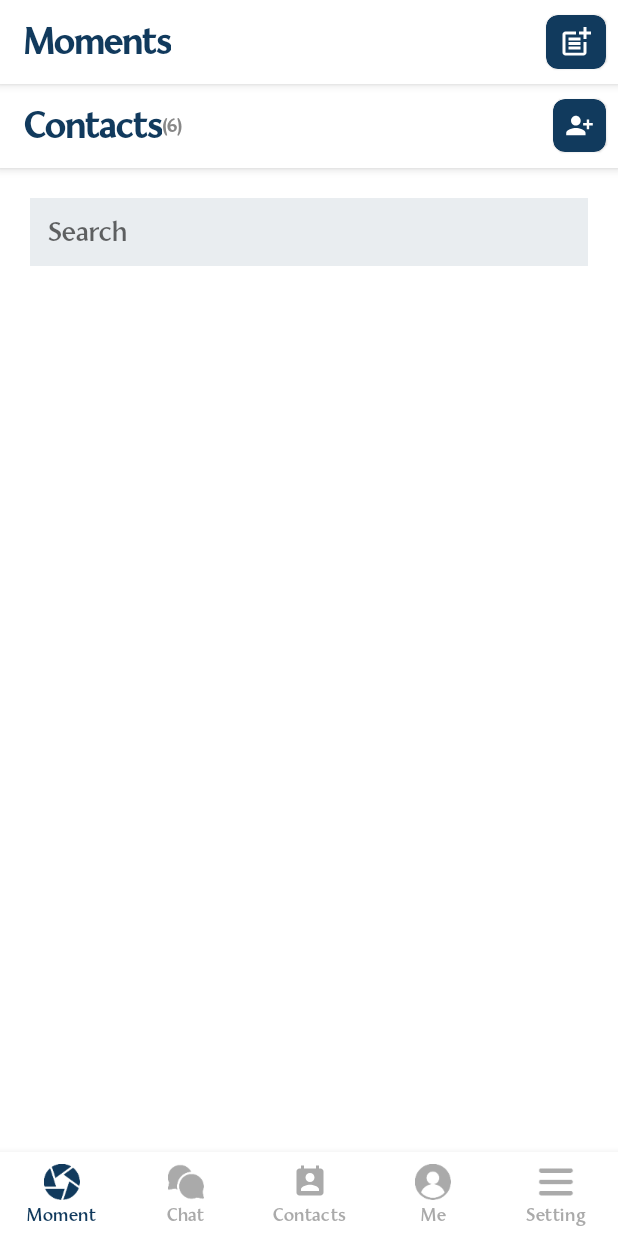
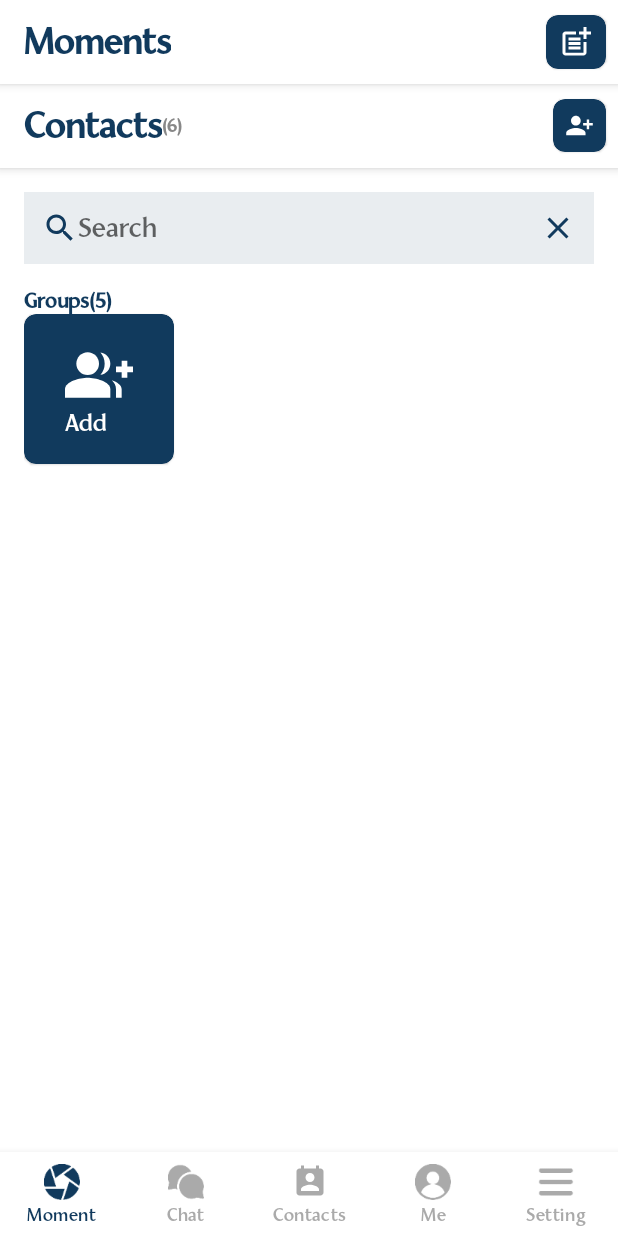
Before and after one commit to thuthumg/WeChatApp, an Android app: the fragment ContactsFragment placed in its activity, on a phone screen of 412 x 824 dp. Run offline under Robolectric (Android 15) with nearby library versions, the phone set to English and light mode, and no system bars; 1 statement that could not run was skipped.

Commit message:
added UI

```diff
--- /dev/null
+++ b/app/src/main/res/drawable/ic_baseline_group_add_24.xml
@@ -0,0 +1,9 @@
+<vector android:autoMirrored="true" android:height="24dp"
+    android:tint="#FFFFFF" android:viewportHeight="24"
+    android:viewportWidth="24" android:width="24dp" xmlns:android="http://schemas.android.com/apk/res/android">
+    <path android:fillColor="@android:color/white" android:pathData="M22,9l0,-2l-2,0l0,2l-2,0l0,2l2,0l0,2l2,0l0,-2l2,0l0,-2z"/>
+    <path android:fillColor="@android:color/white" android:pathData="M8,12c2.21,0 4,-1.79 4,-4s-1.79,-4 -4,-4S4,5.79 4,8S5.79,12 8,12z"/>
+    <path android:fillColor="@android:color/white" android:pathData="M8,13c-2.67,0 -8,1.34 -8,4v3h16v-3C16,14.34 10.67,13 8,13z"/>
+    <path android:fillColor="@android:color/white" android:pathData="M12.51,4.05C13.43,5.11 14,6.49 14,8s-0.57,2.89 -1.49,3.95C14.47,11.7 16,10.04 16,8S14.47,4.3 12.51,4.05z"/>
+    <path android:fillColor="@android:color/white" android:pathData="M16.53,13.83C17.42,14.66 18,15.7 18,17v3h2v-3C20,15.55 18.41,14.49 16.53,13.83z"/>
+</vector>
--- /dev/null
+++ b/app/src/main/res/drawable/ic_baseline_search_24_blue.xml
@@ -0,0 +1,5 @@
+<vector android:autoMirrored="true" android:height="24dp"
+    android:tint="#113A5D" android:viewportHeight="24"
+    android:viewportWidth="24" android:width="24dp" xmlns:android="http://schemas.android.com/apk/res/android">
+    <path android:fillColor="@android:color/white" android:pathData="M15.5,14h-0.79l-0.28,-0.27C15.41,12.59 16,11.11 16,9.5 16,5.91 13.09,3 9.5,3S3,5.91 3,9.5 5.91,16 9.5,16c1.61,0 3.09,-0.59 4.23,-1.57l0.27,0.28v0.79l5,4.99L20.49,19l-4.99,-5zM9.5,14C7.01,14 5,11.99 5,9.5S7.01,5 9.5,5 14,7.01 14,9.5 11.99,14 9.5,14z"/>
+</vector>
--- a/app/src/main/res/layout/fragment_contacts.xml
+++ b/app/src/main/res/layout/fragment_contacts.xml
@@ -60,18 +60,59 @@ tools:context=".fragments.ContactsFragment">
 </com.google.android.material.appbar.AppBarLayout>
 
 <LinearLayout
-    android:layout_margin="@dimen/margin_medium_3"
+    android:layout_margin="@dimen/margin_medium_2"
     android:orientation="vertical"
     app:layout_behavior="com.google.android.material.appbar.AppBarLayout$ScrollingViewBehavior"
     android:layout_width="match_parent"
     android:layout_height="match_parent">
 
     <androidx.appcompat.widget.AppCompatEditText
-        android:drawableEnd="@drawable/contact_search_edit_text_bg"
+        android:drawableStart="@drawable/ic_baseline_search_24_blue"
+        android:drawableEnd="@drawable/ic_baseline_close_24"
         android:hint="Search"
         android:background="@drawable/contact_search_edit_text_bg"
         android:layout_width="match_parent"
         android:layout_height="wrap_content"/>
+
+    <androidx.appcompat.widget.AppCompatTextView
+        android:layout_marginTop="@dimen/margin_medium_2"
+        android:textStyle="bold"
+        android:textSize="@dimen/text_regular"
+        android:textColor="@color/text_title_color"
+        android:text="Groups(5)"
+        android:layout_width="match_parent"
+        android:layout_height="wrap_content"/>
+
+    <com.google.android.material.card.MaterialCardView
+        android:clickable="true"
+        android:layout_marginEnd="@dimen/margin_medium"
+        app:cardCornerRadius="@dimen/margin_medium"
+        app:cardBackgroundColor="@color/custom_color"
+        android:layout_width="100dp"
+        android:layout_height="100dp">
+
+        <LinearLayout
+            android:layout_gravity="center"
+            android:orientation="vertical"
+            android:layout_width="wrap_content"
+            android:layout_height="wrap_content">
+            <androidx.appcompat.widget.AppCompatImageView
+
+                android:layout_width="45dp"
+                android:layout_height="45dp"
+                app:srcCompat="@drawable/ic_baseline_group_add_24" />
+            <androidx.appcompat.widget.AppCompatTextView
+                android:textSize="@dimen/text_regular_2x"
+                android:textColor="@color/white"
+                android:text="Add New"
+                android:layout_width="match_parent"
+                android:layout_height="wrap_content"/>
+        </LinearLayout>
+
+
+
+
+    </com.google.android.material.card.MaterialCardView>
 </LinearLayout>
 
 
```
